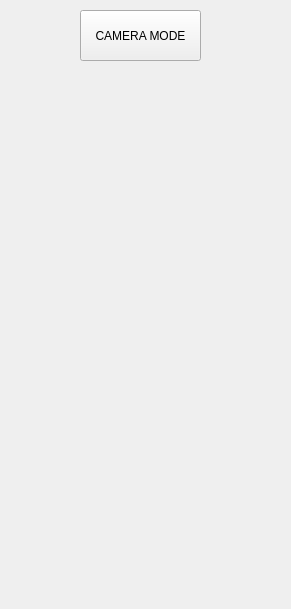
The window that src/left_form.ui (gabrielchmod777/virtualWorldVRML) describes before a commit, drawn with Qt 5.
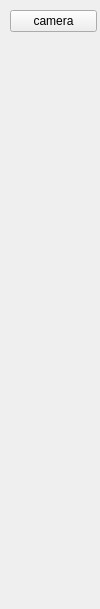
The same window after the commit.

```diff
--- a/src/left_form.ui
+++ b/src/left_form.ui
@@ -6,25 +6,62 @@
    <rect>
     <x>0</x>
     <y>0</y>
-    <width>291</width>
+    <width>100</width>
     <height>609</height>
    </rect>
   </property>
+  <property name="sizePolicy">
+   <sizepolicy hsizetype="Expanding" vsizetype="Expanding">
+    <horstretch>0</horstretch>
+    <verstretch>0</verstretch>
+   </sizepolicy>
+  </property>
+  <property name="minimumSize">
+   <size>
+    <width>100</width>
+    <height>0</height>
+   </size>
+  </property>
+  <property name="maximumSize">
+   <size>
+    <width>100</width>
+    <height>16777215</height>
+   </size>
+  </property>
   <property name="windowTitle">
    <string>Form</string>
   </property>
-  <widget class="QPushButton" name="cameraPushButton">
+  <widget class="QWidget" name="gridLayoutWidget">
    <property name="geometry">
     <rect>
-     <x>80</x>
+     <x>10</x>
      <y>10</y>
-     <width>121</width>
-     <height>51</height>
+     <width>87</width>
+     <height>591</height>
     </rect>
    </property>
-   <property name="text">
-    <string>CAMERA MODE</string>
-   </property>
+   <layout class="QGridLayout" name="gridLayout">
+    <item row="0" column="0">
+     <widget class="QPushButton" name="cameraPushButton">
+      <property name="text">
+       <string>camera</string>
+      </property>
+     </widget>
+    </item>
+    <item row="1" column="0">
+     <spacer name="verticalSpacer">
+      <property name="orientation">
+       <enum>Qt::Vertical</enum>
+      </property>
+      <property name="sizeHint" stdset="0">
+       <size>
+        <width>20</width>
+        <height>40</height>
+       </size>
+      </property>
+     </spacer>
+    </item>
+   </layout>
   </widget>
  </widget>
  <resources/>
```
